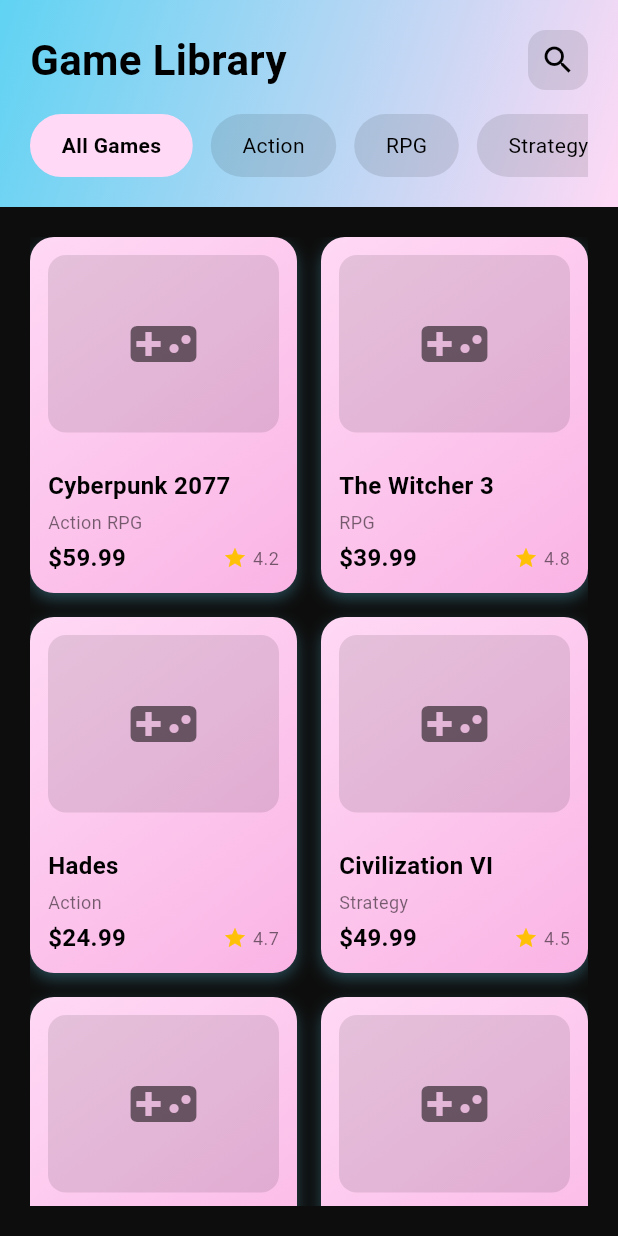
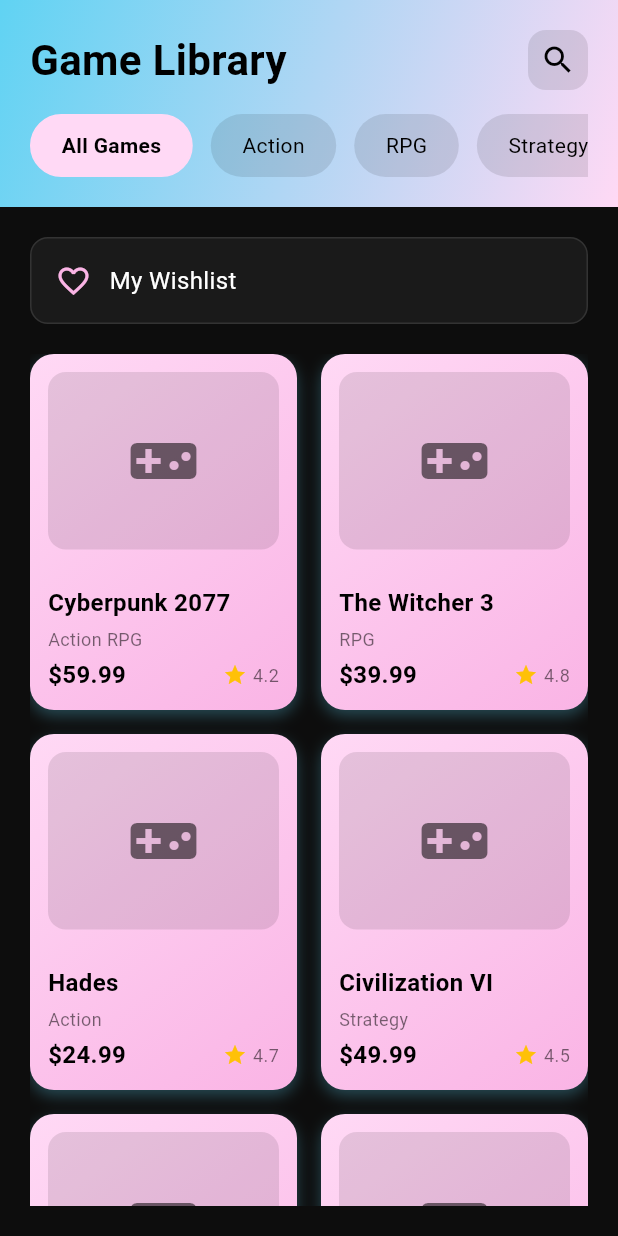
Before and after one commit to hieuphampm/Game-Selling-App, a Flutter app: the LibraryScreen screen opened by its route, on a phone screen of 412 x 824 dp. Run offline on Flutter 3.47's test engine with Material 3 defaults, Android fonts, the phone set to English and light mode, and no system bars; our stand-ins replace firebase_auth, firebase_core, google_sign_in; accounts and stored records are empty.

Commit message:
update library

```diff
--- a/flutter_app/lib/screens/library_screen.dart
+++ b/flutter_app/lib/screens/library_screen.dart
@@ -1,4 +1,5 @@
 import 'package:flutter/material.dart';
+import 'wishlist_screen.dart'; // ✅ Nhớ đổi đường dẫn nếu cần
 
 class LibraryScreen extends StatefulWidget {
   static const routeName = '/library';
@@ -9,7 +10,13 @@ class LibraryScreen extends StatefulWidget {
 
 class _LibraryScreenState extends State<LibraryScreen> {
   int selectedCategory = 0;
-  final List<String> categories = ['All Games', 'Action', 'RPG', 'Strategy', 'Indie'];
+  final List<String> categories = [
+    'All Games',
+    'Action',
+    'RPG',
+    'Strategy',
+    'Indie',
+  ];
 
   final List<Game> games = [
     Game('Cyberpunk 2077', 'Action RPG', 'assets/cyberpunk.jpg', 59.99, 4.2),
@@ -19,7 +26,13 @@ class _LibraryScreenState extends State<LibraryScreen> {
     Game('Hollow Knight', 'Indie', 'assets/hollow.jpg', 14.99, 4.6),
     Game('Elden Ring', 'Action RPG', 'assets/elden.jpg', 59.99, 4.9),
     Game('Stardew Valley', 'Indie', 'assets/stardew.jpg', 14.99, 4.8),
-    Game('Total War: Warhammer III', 'Strategy', 'assets/warhammer.jpg', 59.99, 4.3),
+    Game(
+      'Total War: Warhammer III',
+      'Strategy',
+      'assets/warhammer.jpg',
+      59.99,
+      4.3,
+    ),
   ];
 
   @override
@@ -84,19 +97,28 @@ class _LibraryScreenState extends State<LibraryScreen> {
                           },
                           child: Container(
                             margin: EdgeInsets.only(right: 12),
-                            padding: EdgeInsets.symmetric(horizontal: 20, vertical: 10),
+                            padding: EdgeInsets.symmetric(
+                              horizontal: 20,
+                              vertical: 10,
+                            ),
                             decoration: BoxDecoration(
-                              color: isSelected ? Color(0xFFFFD9F5) : Colors.black.withOpacity(0.1),
+                              color: isSelected
+                                  ? Color(0xFFFFD9F5)
+                                  : Colors.black.withOpacity(0.1),
                               borderRadius: BorderRadius.circular(25),
                               border: Border.all(
-                                color: isSelected ? Color(0xFFFFD9F5) : Colors.transparent,
+                                color: isSelected
+                                    ? Color(0xFFFFD9F5)
+                                    : Colors.transparent,
                               ),
                             ),
                             child: Text(
                               category,
                               style: TextStyle(
                                 color: Colors.black,
-                                fontWeight: isSelected ? FontWeight.bold : FontWeight.normal,
+                                fontWeight: isSelected
+                                    ? FontWeight.bold
+                                    : FontWeight.normal,
                               ),
                             ),
                           ),
@@ -108,10 +130,47 @@ class _LibraryScreenState extends State<LibraryScreen> {
               ),
             ),
 
-            // Game Grid
+            // Wishlist + Game Grid
             Expanded(
               child: Container(
                 padding: EdgeInsets.all(20),
+                child: Column(
+                  crossAxisAlignment: CrossAxisAlignment.start,
+                  children: [
+                    // Wishlist Button
+                    GestureDetector(
+                      onTap: () {
+                        Navigator.pushNamed(context, '/wishlist');
+                      },
+                      child: Container(
+                        margin: EdgeInsets.only(bottom: 20),
+                        padding: EdgeInsets.all(16),
+                        decoration: BoxDecoration(
+                          color: Color(0xFF1A1A1A),
+                          borderRadius: BorderRadius.circular(12),
+                          border: Border.all(color: Color(0xFF333333)),
+                        ),
+                        child: Row(
+                          children: [
+                            Icon(
+                              Icons.favorite_border,
+                              color: Color(0xFFFAB4E5),
+                            ),
+                            SizedBox(width: 12),
+                            Text(
+                              'My Wishlist',
+                              style: TextStyle(
+                                color: Colors.white,
+                                fontSize: 16,
+                              ),
+                            ),
+                          ],
+                        ),
+                      ),
+                    ),
+
+                    // Game Grid
+                    Expanded(
                       child: GridView.builder(
                         gridDelegate: SliverGridDelegateWithFixedCrossAxisCount(
                           crossAxisCount: 2,
@@ -125,11 +184,13 @@ class _LibraryScreenState extends State<LibraryScreen> {
                         },
                       ),
                     ),
+                  ],
+                ),
+              ),
             ),
           ],
         ),
       ),
-
     );
   }
 }
@@ -199,10 +260,7 @@ class GameCard extends StatelessWidget {
                   SizedBox(height: 4),
                   Text(
                     game.genre,
-                    style: TextStyle(
-                      fontSize: 12,
-                      color: Colors.black54,
-                    ),
+                    style: TextStyle(fontSize: 12, color: Colors.black54),
                   ),
                   Spacer(),
                   Row(
@@ -218,11 +276,7 @@ class GameCard extends StatelessWidget {
                       ),
                       Row(
                         children: [
-                          Icon(
-                            Icons.star,
-                            size: 16,
-                            color: Colors.amber,
-                          ),
+                          Icon(Icons.star, size: 16, color: Colors.amber),
                           SizedBox(width: 4),
                           Text(
                             game.rating.toString(),
```
Lines whose indentation alone changed are shown as unchanged.
